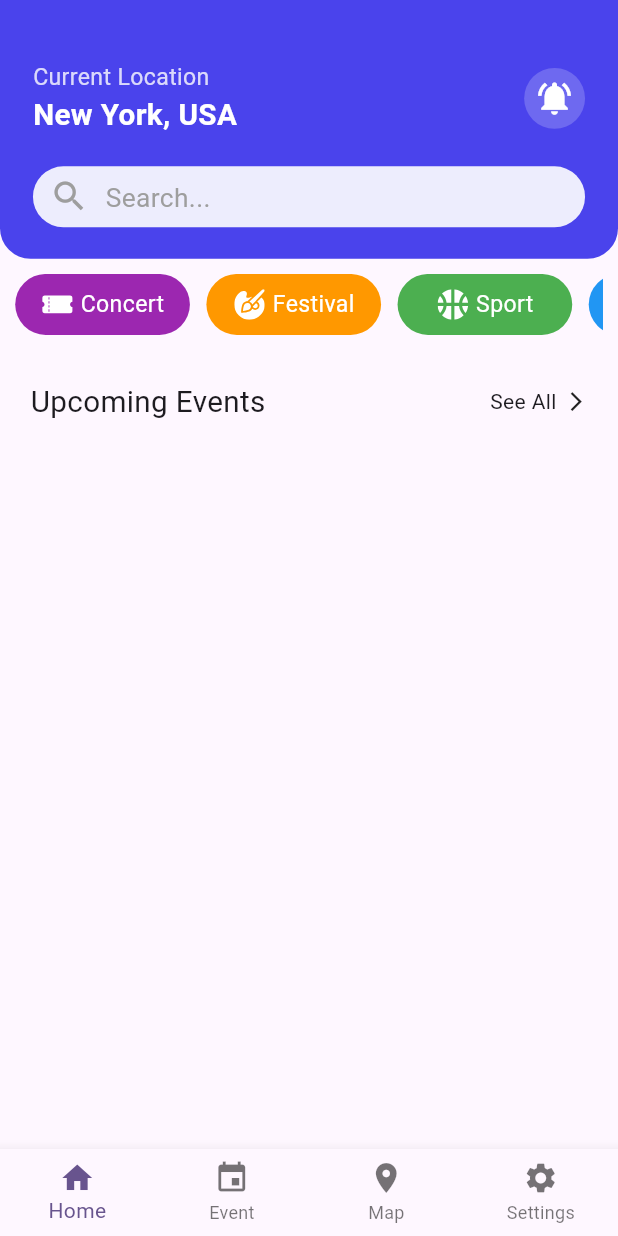
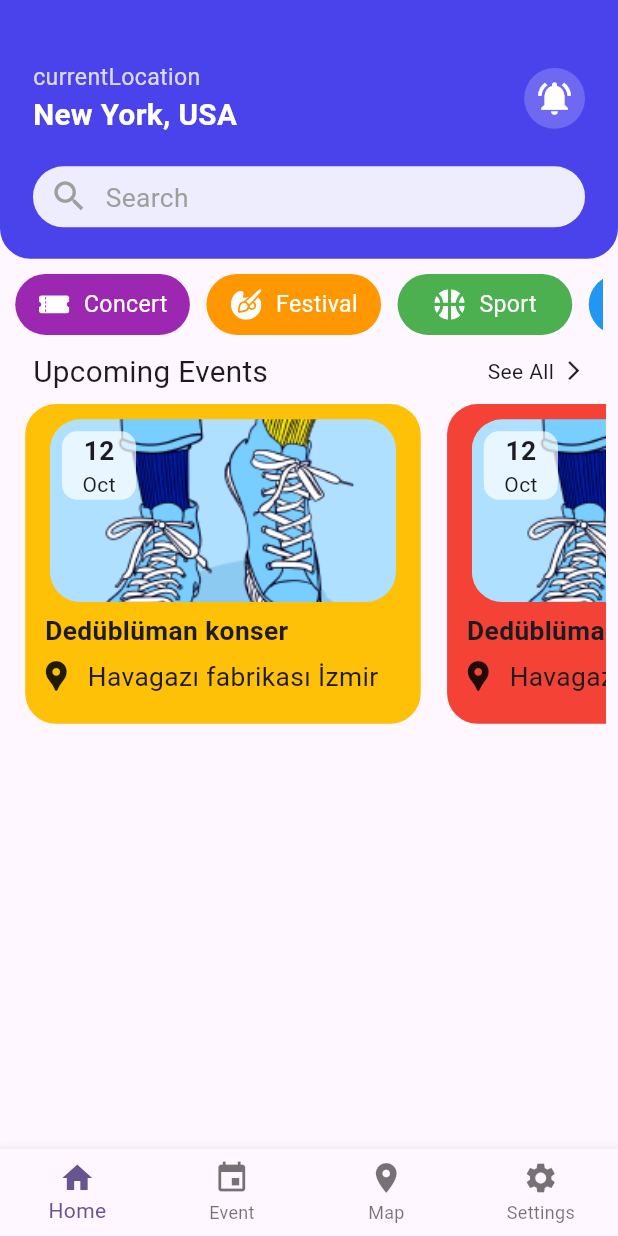
Before and after one commit to YusufFenni/EventHive, a Flutter app: the screen it shows after launch, on a phone screen of 412 x 824 dp. Run offline on Flutter 3.47's test engine with Material 3 defaults, Android fonts, the phone set to English and light mode, and no system bars; our stand-ins replace dio, easy_localization, flutter_screenutil, flutter_svg.

Commit message:
[feature] upcoming events container

```diff
--- a/assets/lang/en.json
+++ b/assets/lang/en.json
@@ -5,6 +5,10 @@
     "sport":"Sport",
     "museum":"Museum",
     "theater":"Theater",
-    "onboardingText1":"Explore Upcoming and\nNearby Events"
+    "onboardingText1":"Explore Upcoming and\nNearby Events",
+    "seeAll":"See All",
+    "upComingEvents":"Upcoming Events",
+    "search":"Search"
+
 
 }
--- a/lib/constants/color_constants.dart
+++ b/lib/constants/color_constants.dart
@@ -3,4 +3,5 @@ import 'dart:ui';
 class ColorConstants {
   static const Color black = Color(0xFF000000);
   static const Color blue = Color(0xFF4A43EC);
+  static const Color containerColor = Color(0xFFF6F6F6);
 }
--- /dev/null
+++ b/lib/constants/image_constants.dart
@@ -0,0 +1,7 @@
+class ImageConstants {
+  static const String musicImage = 'assets/icon/ticket.svg';
+  static const String festivalImage = 'assets/icon/art.svg';
+  static const String sportImage = 'assets/icon/ball.svg';
+  static const String museumImage = 'assets/icon/museum.svg';
+  static const String theaterImage = 'assets/icon/tiatro.svg';
+}
--- a/lib/home/view/home_view.dart
+++ b/lib/home/view/home_view.dart
@@ -1,40 +1,22 @@
 import 'package:eventhive/home/widget/category_section.dart';
+import 'package:eventhive/home/widget/events_row.dart';
 import 'package:eventhive/home/widget/home_app_bar.dart';
+import 'package:eventhive/home/widget/upcoming_events.dart';
 import 'package:flutter/material.dart';
-import 'package:flutter_screenutil/flutter_screenutil.dart';
 
 class HomeView extends StatelessWidget {
   const HomeView({super.key});
 
   @override
   Widget build(BuildContext context) {
-    return Scaffold(
+    return const Scaffold(
       body: Column(
         children: [
-          const HomeAppBarContainer(),
-          const CategoryButtonsRow(),
-          Padding(
-            padding: EdgeInsets.all(20.r),
-            child: Row(
-              children: [
-                Text(
-                  "Upcoming Events",
-                  style: TextStyle(fontSize: 18.sp),
-                ),
-                const Spacer(),
-                Row(
-                  children: [
-                    const Text("See All"),
-                    5.horizontalSpace,
-                    Icon(
-                      Icons.arrow_forward_ios_sharp,
-                      size: 15.r,
-                    )
-                  ],
-                )
-              ],
-            ),
-          )
+          HomeAppBarContainer(),
+          CategoryButtonsRow(),
+          UpComingEvents(),
+          EventsRow(),
+
         ],
       ),
     );
--- a/lib/home/widget/category_section.dart
+++ b/lib/home/widget/category_section.dart
@@ -1,3 +1,4 @@
+import 'package:eventhive/constants/image_constants.dart';
 import 'package:eventhive/widget/icon_text_container.dart';
 import 'package:flutter/material.dart';
 import 'package:flutter_screenutil/flutter_screenutil.dart';
@@ -14,31 +15,31 @@ class CategoryButtonsRow extends StatelessWidget {
         child: Row(
           children: [
             const IconTextContainer(
-              iconPath: 'assets/icon/ticket.svg',
+              iconPath: ImageConstants.musicImage,
               text: 'Concert',
               backgroundColor: Colors.purple,
             ),
             10.horizontalSpace,
             const IconTextContainer(
-              iconPath: 'assets/icon/art.svg',
+              iconPath: ImageConstants.festivalImage,
               text: 'Festival',
               backgroundColor: Colors.orange,
             ),
             10.horizontalSpace,
             const IconTextContainer(
-              iconPath: 'assets/icon/ball.svg',
+              iconPath: ImageConstants.sportImage,
               text: 'Sport',
               backgroundColor: Colors.green,
             ),
             10.horizontalSpace,
             const IconTextContainer(
-              iconPath: 'assets/icon/museum.svg',
+              iconPath: ImageConstants.museumImage,
               text: 'Museum',
               backgroundColor: Colors.blue,
             ),
             10.horizontalSpace,
             const IconTextContainer(
-              iconPath: 'assets/icon/tiatro.svg',
+              iconPath: ImageConstants.theaterImage,
               text: 'Theater',
               backgroundColor: Colors.red,
             ),
--- /dev/null
+++ b/lib/home/widget/event_container.dart
@@ -0,0 +1,117 @@
+import 'package:flutter/material.dart';
+import 'package:flutter_screenutil/flutter_screenutil.dart';
+
+class EventContainer extends StatelessWidget {
+  final String title;
+  final String location;
+  final String date;
+  final String imagePath;
+  final Color backgroundColor;
+  final VoidCallback ontap;
+
+  const EventContainer({
+    super.key,
+    required this.title,
+    required this.location,
+    required this.date,
+    required this.imagePath,
+    required this.backgroundColor,
+    required this.ontap,
+  });
+
+  @override
+  Widget build(BuildContext context) {
+    return GestureDetector(
+      onTap: ontap,
+      child: Padding(
+        padding: EdgeInsets.symmetric(horizontal: 8.w),
+        child: Container(
+          width: 240.w,
+          height: 210.h,
+          decoration: BoxDecoration(
+            borderRadius: BorderRadius.circular(20.r),
+            color: backgroundColor,
+          ),
+          child: Column(
+            crossAxisAlignment: CrossAxisAlignment.start,
+            children: [
+              10.verticalSpace,
+              Center(
+                child: Container(
+                  width: 210.w,
+                  height: 120.h,
+                  decoration: BoxDecoration(
+                      image: DecorationImage(
+                        image: AssetImage(imagePath),
+                        fit: BoxFit.cover,
+                      ),
+                      borderRadius: BorderRadius.circular(20.r)),
+                  child: Column(
+                    crossAxisAlignment: CrossAxisAlignment.start,
+                    children: [
+                      Padding(
+                        padding: const EdgeInsets.all(8.0),
+                        child: Container(
+                          width: 45.w,
+                          height: 45.h,
+                          decoration: BoxDecoration(
+                            borderRadius: BorderRadius.circular(10.r),
+                            color: Colors.white70,
+                          ),
+                          child: Column(
+                            mainAxisAlignment: MainAxisAlignment.center,
+                            children: [
+                              Text(
+                                date.split(' ')[0],
+                                style: TextStyle(
+                                    fontWeight: FontWeight.bold,
+                                    fontSize: 16.sp),
+                              ),
+                              Text(date.split(' ')[1]),
+                            ],
+                          ),
+                        ),
+                      ),
+                    ],
+                  ),
+                ),
+              ),
+              6.verticalSpace,
+              Padding(
+                padding: EdgeInsets.only(left: 12.w),
+                child: Text(
+                  title,
+                  maxLines: 1,
+                  overflow: TextOverflow.ellipsis,
+                  style: TextStyle(
+                    fontWeight: FontWeight.bold,
+                    fontSize: 16.sp,
+                  ),
+                ),
+              ),
+              6.verticalSpace,
+              Row(
+                children: [
+                  8.horizontalSpace,
+                  const Icon(Icons.location_pin),
+                  8.horizontalSpace,
+                  Flexible(
+                    child: Text(
+                      location,
+                      maxLines: 1,
+                      overflow: TextOverflow.ellipsis,
+                      style: TextStyle(
+                        fontWeight: FontWeight.w400,
+                        fontSize: 16.sp,
+                      ),
+                    ),
+                  ),
+                ],
+              ),
+            ],
+          ),
+        ),
+      ),
+    );
+  }
+}
--- /dev/null
+++ b/lib/home/widget/events_row.dart
@@ -0,0 +1,58 @@
+import 'package:eventhive/home/widget/event_container.dart';
+import 'package:eventhive/services/event_service.dart';
+import 'package:flutter/material.dart';
+
+class EventsRow extends StatelessWidget {
+  const EventsRow({
+    super.key,
+  });
+
+  @override
+  Widget build(BuildContext context) {
+    return Padding(
+      padding: const EdgeInsets.all(8.0),
+      child: SingleChildScrollView(
+        scrollDirection: Axis.horizontal,
+        child: Row(
+          mainAxisSize: MainAxisSize.min,
+          children: [
+            EventContainer(
+              ontap: () {
+                fetchEvents();
+              },
+              backgroundColor: Colors.amber,
+              date: "12 Oct",
+              imagePath: "assets/image/image.png",
+              location: "Havagazı fabrikası İzmir",
+              title: "Dedüblüman konser",
+            ),
+            EventContainer(
+              ontap: () {},
+              backgroundColor: Colors.red,
+              date: "12 Oct",
+              imagePath: "assets/image/image.png",
+              location: "Havagazı fabrikası İzmir",
+              title: "Dedüblüman konser",
+            ),
+            EventContainer(
+              ontap: () {},
+              backgroundColor: Colors.blueGrey,
+              date: "12 Oct",
+              imagePath: "assets/image/image.png",
+              location: "Havagazı fabrikası İzmir",
+              title: "Dedüblüman konser",
+            ),
+            EventContainer(
+              ontap: () {},
+              backgroundColor: Colors.green,
+              date: "12 Oct",
+              imagePath: "assets/image/image.png",
+              location: "Havagazı fabrikası İzmir",
+              title: "Dedüblüman konser",
+            ),
+          ],
+        ),
+      ),
+    );
+  }
+}
--- a/lib/home/widget/home_app_bar.dart
+++ b/lib/home/widget/home_app_bar.dart
@@ -1,5 +1,6 @@
 
 import 'package:eventhive/constants/color_constants.dart';
+import 'package:eventhive/generated/locale_keys.g.dart';
 import 'package:eventhive/home/widget/search_container.dart';
 import 'package:flutter/material.dart';
 import 'package:flutter_screenutil/flutter_screenutil.dart';
@@ -47,7 +48,7 @@ class HomeLocationNotification extends StatelessWidget {
             crossAxisAlignment: CrossAxisAlignment.start,
             children: [
               Text(
-                "Current Location",
+                LocaleKeys.currentLocation,
                 style: TextStyle(
                   color: Colors.white.withOpacity(0.8),
                   fontSize: 14.sp,
@@ -55,7 +56,7 @@ class HomeLocationNotification extends StatelessWidget {
               ),
               3.horizontalSpace,
               Text(
-                "New York, USA",
+                "New York, USA", //! Todo
                 style: TextStyle(
                   color: Colors.white,
                   fontSize: 18.sp,
--- a/lib/home/widget/search_container.dart
+++ b/lib/home/widget/search_container.dart
@@ -1,3 +1,5 @@
+import 'package:easy_localization/easy_localization.dart';
+import 'package:eventhive/generated/locale_keys.g.dart';
 import 'package:flutter/material.dart';
 import 'package:flutter_screenutil/flutter_screenutil.dart';
 
@@ -25,7 +27,7 @@ class SearchContainer extends StatelessWidget {
           ),
           10.horizontalSpace,
           Text(
-            "Search...",
+            LocaleKeys.search.tr(),
             style: TextStyle(
               color: Colors.grey,
               fontSize: 16.sp,
--- /dev/null
+++ b/lib/home/widget/upcoming_events.dart
@@ -0,0 +1,39 @@
+import 'package:easy_localization/easy_localization.dart';
+import 'package:eventhive/generated/locale_keys.g.dart';
+import 'package:flutter/material.dart';
+import 'package:flutter_screenutil/flutter_screenutil.dart';
+
+class UpComingEvents extends StatelessWidget {
+  const UpComingEvents({
+    super.key,
+  });
+
+  @override
+  Widget build(BuildContext context) {
+    return Padding(
+      padding: EdgeInsets.only(
+        left: 20.w,
+        right: 20.w,
+      ),
+      child: Row(
+        children: [
+          Text(
+            LocaleKeys.upComingEvents.tr(),
+            style: TextStyle(fontSize: 18.sp),
+          ),
+          const Spacer(),
+          Row(
+            children: [
+              Text(LocaleKeys.seeAll.tr()),
+              5.horizontalSpace,
+              Icon(
+                Icons.arrow_forward_ios_sharp,
+                size: 15.r,
+              )
+            ],
+          )
+        ],
+      ),
+    );
+  }
+}
--- a/lib/main.dart
+++ b/lib/main.dart
@@ -4,14 +4,23 @@ import 'package:eventhive/navigation/navigation_route.dart';
 import 'package:flutter/material.dart';
 import 'package:flutter_screenutil/flutter_screenutil.dart';
 import 'package:provider/provider.dart';
+import 'package:easy_localization/easy_localization.dart';
 
-void main() {
+void main() async {
+  WidgetsFlutterBinding.ensureInitialized();
+  await EasyLocalization.ensureInitialized();
+
   runApp(
-    MultiProvider(
-      providers: [
-        ChangeNotifierProvider(create: (_) => AppViewModel()),
-      ],
-      child: const MyApp(),
+    EasyLocalization(
+      supportedLocales: const [Locale('en'), Locale('tr')],
+      path: 'assets/lang/',
+      fallbackLocale: const Locale('en'),
+      child: MultiProvider(
+        providers: [
+          ChangeNotifierProvider(create: (_) => AppViewModel()),
+        ],
+        child: const MyApp(),
+      ),
     ),
   );
 }
@@ -31,6 +40,9 @@ class MyApp extends StatelessWidget {
         ),
         initialRoute: NavigationConstants.root,
         onGenerateRoute: NavigationRoute.instance.generateRoute,
+        locale: context.locale,
+        supportedLocales: context.supportedLocales,
+        localizationsDelegates: context.localizationDelegates,
       ),
     );
   }
--- /dev/null
+++ b/lib/services/event_service.dart
@@ -0,0 +1,38 @@
+import 'dart:developer';
+import 'package:dio/dio.dart';
+
+// Eventbrite API Key'inizi buraya yerleştirin
+const String apiKey = 'XIGKSRBKTXEMEHQLWXCI';
+
+// Dio nesnesini oluşturuyoruz
+final dio = Dio(
+  BaseOptions(
+    baseUrl: 'https://www.eventbriteapi.com/v3/',
+    headers: {
+      'Authorization': 'Bearer $apiKey',
+    },
+  ),
+);
+
+Future<void> fetchEvents() async {
+  try {
+    // Etkinlikleri aramak için doğru endpoint ve parametreler
+    final response = await dio.get(
+      'events/search/', // 'events/' yerine 'events/search/' kullanılıyor
+      queryParameters: {
+        'location.address': 'Istanbul', // Bu parametre doğru olmalı
+        'sort_by': 'date',
+        'page': 1, // Sayfalama ekleyebilirsiniz
+        'expand': 'venue', // Opsiyonel: Yer bilgisi de ekleyebilirsiniz
+      },
+    );
+
+    if (response.statusCode == 200) {
+      log('Etkinlik Verileri: ${response.data}');
+    } else {
+      log('Başarısız: ${response.statusCode}');
+    }
+  } on DioException catch (e) {
+    log('Hata: ${e.response?.statusCode} - ${e.message}');
+  }
+}
--- a/lib/widget/icon_text_container.dart
+++ b/lib/widget/icon_text_container.dart
@@ -34,7 +34,7 @@ class IconTextContainer extends StatelessWidget {
             height: 20.h,
             color: Colors.white,
           ),
-          4.horizontalSpace,
+          8.horizontalSpace,
           Text(
             text,
             style: TextStyle(
--- a/pubspec.yaml
+++ b/pubspec.yaml
@@ -23,6 +23,7 @@ dev_dependencies:
   flutter_test:
     sdk: flutter
   flutter_lints: ^4.0.0
+  easy_localization_loader: ^2.0.2
 
 
 
```
Also changed, not shown: assets/lang/tr.json (+13 -0 lines), assets/image/image.png (added), lib/generated/locale_keys.g.dart (added), 1 other file.
